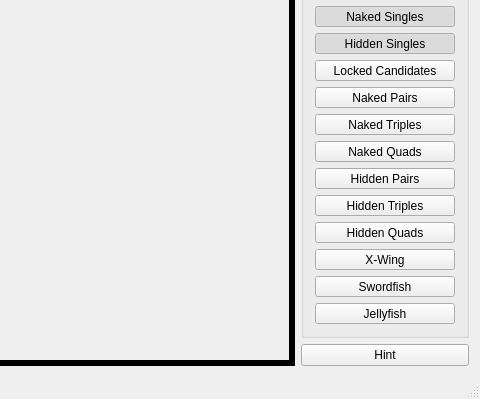
Before: the Qt Designer form mainwindow.ui in Emerentius/sudoku-gui, drawn with Qt 5; both pictures show x 370 to 850 and y 458 to 857 of the 850 by 857 pixel window.
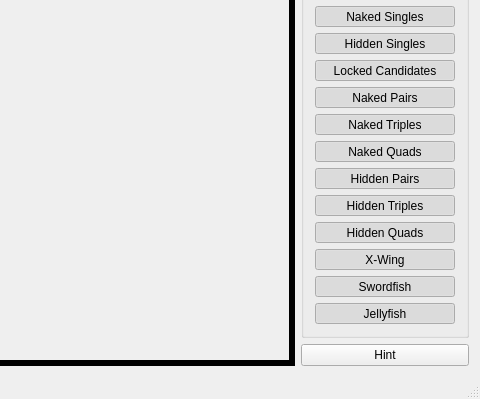
After: the same form once the commit is applied. Custom widgets are drawn as their Qt base class.

Commit message:
add support for hinting locked candidates
also activate all strategies by default in UI

Diff of the .ui file:
```diff
--- a/mainwindow.ui
+++ b/mainwindow.ui
@@ -375,7 +375,7 @@
             <bool>true</bool>
            </property>
            <property name="checked">
-            <bool>false</bool>
+            <bool>true</bool>
            </property>
           </widget>
          </item>
@@ -394,7 +394,7 @@
             <bool>true</bool>
            </property>
            <property name="checked">
-            <bool>false</bool>
+            <bool>true</bool>
            </property>
           </widget>
          </item>
@@ -413,7 +413,7 @@
             <bool>true</bool>
            </property>
            <property name="checked">
-            <bool>false</bool>
+            <bool>true</bool>
            </property>
           </widget>
          </item>
@@ -432,7 +432,7 @@
             <bool>true</bool>
            </property>
            <property name="checked">
-            <bool>false</bool>
+            <bool>true</bool>
            </property>
           </widget>
          </item>
@@ -451,7 +451,7 @@
             <bool>true</bool>
            </property>
            <property name="checked">
-            <bool>false</bool>
+            <bool>true</bool>
            </property>
           </widget>
          </item>
@@ -470,7 +470,7 @@
             <bool>true</bool>
            </property>
            <property name="checked">
-            <bool>false</bool>
+            <bool>true</bool>
            </property>
           </widget>
          </item>
@@ -489,7 +489,7 @@
             <bool>true</bool>
            </property>
            <property name="checked">
-            <bool>false</bool>
+            <bool>true</bool>
            </property>
           </widget>
          </item>
@@ -508,7 +508,7 @@
             <bool>true</bool>
            </property>
            <property name="checked">
-            <bool>false</bool>
+            <bool>true</bool>
            </property>
           </widget>
          </item>
@@ -527,7 +527,7 @@
             <bool>true</bool>
            </property>
            <property name="checked">
-            <bool>false</bool>
+            <bool>true</bool>
            </property>
           </widget>
          </item>
@@ -546,7 +546,7 @@
             <bool>true</bool>
            </property>
            <property name="checked">
-            <bool>false</bool>
+            <bool>true</bool>
            </property>
           </widget>
          </item>
```
The commit also changes 2 other files.
